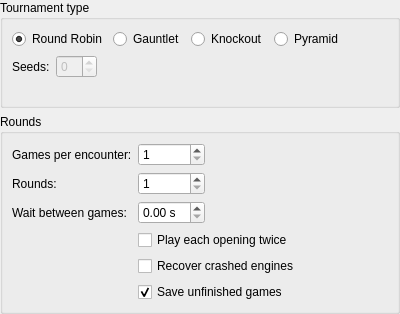
cutechess/cutechess, file projects/gui/ui/tournamentsettingswidget.ui: the form before one commit.
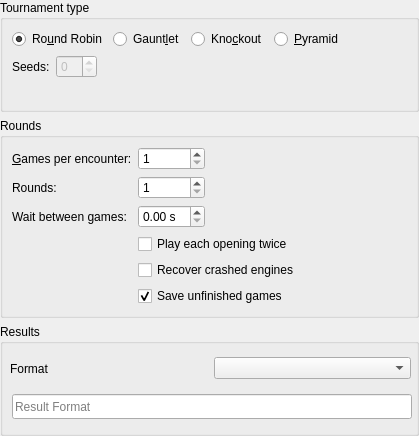
The form after the commit.

Commit message: Select format of result lists in the GUI

```diff
--- a/projects/gui/ui/tournamentsettingswidget.ui
+++ b/projects/gui/ui/tournamentsettingswidget.ui
@@ -6,8 +6,8 @@
    <rect>
     <x>0</x>
     <y>0</y>
-    <width>400</width>
-    <height>314</height>
+    <width>419</width>
+    <height>436</height>
    </rect>
   </property>
   <property name="windowTitle">
@@ -40,7 +40,7 @@
            <string>Round-robin tournament</string>
           </property>
           <property name="text">
-           <string>Round Robin</string>
+           <string>Ro&amp;und Robin</string>
           </property>
           <property name="checked">
            <bool>true</bool>
@@ -53,7 +53,7 @@
            <string>First engine plays against the rest</string>
           </property>
           <property name="text">
-           <string>Gauntlet</string>
+           <string>Gaunt&amp;let</string>
           </property>
          </widget>
         </item>
@@ -63,7 +63,7 @@
            <string>Single-elimination tournament</string>
           </property>
           <property name="text">
-           <string>Knockout</string>
+           <string>Kno&amp;ckout</string>
           </property>
          </widget>
         </item>
@@ -73,7 +73,7 @@
            <string>Every engine plays against all of its predecessors</string>
           </property>
           <property name="text">
-           <string>Pyramid</string>
+           <string>&amp;Pyramid</string>
           </property>
          </widget>
         </item>
@@ -134,7 +134,7 @@
       <item row="0" column="0">
        <widget class="QLabel" name="label">
         <property name="text">
-         <string>Games per encounter:</string>
+         <string>&amp;Games per encounter:</string>
         </property>
         <property name="buddy">
          <cstring>m_gamesPerEncounterSpin</cstring>
@@ -218,6 +218,72 @@
      </layout>
     </widget>
    </item>
+   <item>
+    <widget class="QGroupBox" name="groupBox_4">
+     <property name="sizePolicy">
+      <sizepolicy hsizetype="Preferred" vsizetype="Minimum">
+       <horstretch>0</horstretch>
+       <verstretch>0</verstretch>
+      </sizepolicy>
+     </property>
+     <property name="minimumSize">
+      <size>
+       <width>0</width>
+       <height>100</height>
+      </size>
+     </property>
+     <property name="title">
+      <string>Results</string>
+     </property>
+     <widget class="QWidget" name="horizontalLayoutWidget">
+      <property name="geometry">
+       <rect>
+        <x>10</x>
+        <y>29</y>
+        <width>401</width>
+        <height>31</height>
+       </rect>
+      </property>
+      <layout class="QHBoxLayout" name="horizontalLayout_6">
+       <property name="sizeConstraint">
+        <enum>QLayout::SetDefaultConstraint</enum>
+       </property>
+       <item>
+        <widget class="QLabel" name="m_resultFormatLabel">
+         <property name="text">
+          <string>Format</string>
+         </property>
+        </widget>
+       </item>
+       <item>
+        <widget class="QComboBox" name="m_resultFormatCombo"/>
+       </item>
+      </layout>
+     </widget>
+     <widget class="QLineEdit" name="m_resultFormatEdit">
+      <property name="geometry">
+       <rect>
+        <x>12</x>
+        <y>70</y>
+        <width>400</width>
+        <height>25</height>
+       </rect>
+      </property>
+      <property name="autoFillBackground">
+       <bool>false</bool>
+      </property>
+      <property name="maxLength">
+       <number>256</number>
+      </property>
+      <property name="placeholderText">
+       <string>Result Format</string>
+      </property>
+      <property name="clearButtonEnabled">
+       <bool>false</bool>
+      </property>
+     </widget>
+    </widget>
+   </item>
   </layout>
  </widget>
  <resources/>
```
The commit also changes 4 other files.
